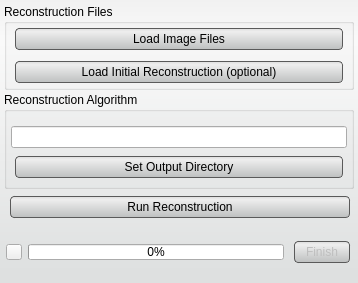
This is src/Interface/BackscatterReconstruction/ReconstructionToolInterface.ui in rblake/seg3d2 as Qt 5 draws it before an edit. The edited form follows.
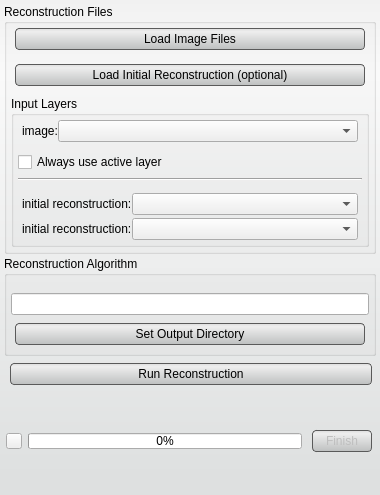
This is the edited form. Icons and pictures are not drawn. Custom widgets are drawn as their Qt base class.

Commit message: Add new GUI widgets to give user control over data and mask layers used in calibration and reconstruction. Reset imports in algorithm.

What changed in the file:
```diff
--- a/src/Interface/BackscatterReconstruction/ReconstructionToolInterface.ui
+++ b/src/Interface/BackscatterReconstruction/ReconstructionToolInterface.ui
@@ -6,8 +6,8 @@
    <rect>
     <x>0</x>
     <y>0</y>
-    <width>358</width>
-    <height>283</height>
+    <width>380</width>
+    <height>495</height>
    </rect>
   </property>
   <property name="windowTitle">
@@ -52,7 +52,7 @@
      <property name="minimumSize">
       <size>
        <width>0</width>
-       <height>32</height>
+       <height>250</height>
       </size>
      </property>
      <layout class="QHBoxLayout" name="horizontalLayout">
@@ -67,13 +67,13 @@
         <property name="minimumSize">
          <size>
           <width>0</width>
-          <height>86</height>
+          <height>250</height>
          </size>
         </property>
         <property name="maximumSize">
          <size>
           <width>16777215</width>
-          <height>86</height>
+          <height>250</height>
          </size>
         </property>
         <property name="title">
@@ -99,30 +99,234 @@
           <number>4</number>
          </property>
          <item>
-          <widget class="QPushButton" name="openDataButton">
-           <property name="minimumSize">
-            <size>
-             <width>0</width>
-             <height>30</height>
-            </size>
-           </property>
-           <property name="text">
-            <string>Load Image Files</string>
-           </property>
-          </widget>
-         </item>
-         <item>
-          <widget class="QPushButton" name="openLabelsButton">
-           <property name="minimumSize">
-            <size>
-             <width>0</width>
-             <height>30</height>
-            </size>
-           </property>
-           <property name="text">
-            <string>Load Initial Reconstruction (optional)</string>
-           </property>
-          </widget>
+          <layout class="QVBoxLayout" name="verticalLayout_4">
+           <item>
+            <widget class="QPushButton" name="openDataButton">
+             <property name="minimumSize">
+              <size>
+               <width>0</width>
+               <height>30</height>
+              </size>
+             </property>
+             <property name="text">
+              <string>Load Image Files</string>
+             </property>
+            </widget>
+           </item>
+           <item>
+            <widget class="QPushButton" name="openLabelsButton">
+             <property name="minimumSize">
+              <size>
+               <width>0</width>
+               <height>30</height>
+              </size>
+             </property>
+             <property name="text">
+              <string>Load Initial Reconstruction (optional)</string>
+             </property>
+            </widget>
+           </item>
+           <item>
+            <widget class="QGroupBox" name="input_groupbox_">
+             <property name="title">
+              <string>Input Layers</string>
+             </property>
+             <layout class="QVBoxLayout" name="verticalLayout_8">
+              <property name="spacing">
+               <number>6</number>
+              </property>
+              <property name="leftMargin">
+               <number>4</number>
+              </property>
+              <property name="topMargin">
+               <number>0</number>
+              </property>
+              <property name="rightMargin">
+               <number>4</number>
+              </property>
+              <property name="bottomMargin">
+               <number>4</number>
+              </property>
+              <item>
+               <widget class="QWidget" name="widget_11" native="true">
+                <property name="minimumSize">
+                 <size>
+                  <width>0</width>
+                  <height>30</height>
+                 </size>
+                </property>
+                <layout class="QHBoxLayout" name="horizontalLayout_8" stretch="1,10">
+                 <property name="spacing">
+                  <number>0</number>
+                 </property>
+                 <property name="leftMargin">
+                  <number>4</number>
+                 </property>
+                 <property name="topMargin">
+                  <number>0</number>
+                 </property>
+                 <property name="rightMargin">
+                  <number>4</number>
+                 </property>
+                 <property name="bottomMargin">
+                  <number>0</number>
+                 </property>
+                 <item>
+                  <widget class="QLabel" name="label_10">
+                   <property name="text">
+                    <string>image:</string>
+                   </property>
+                  </widget>
+                 </item>
+                 <item>
+                  <widget class="QtUtils::QtDropableComboBox" name="input_a_">
+                   <property name="sizePolicy">
+                    <sizepolicy hsizetype="Ignored" vsizetype="Fixed">
+                     <horstretch>0</horstretch>
+                     <verstretch>0</verstretch>
+                    </sizepolicy>
+                   </property>
+                  </widget>
+                 </item>
+                </layout>
+               </widget>
+              </item>
+              <item>
+               <widget class="QWidget" name="widget_12" native="true">
+                <property name="minimumSize">
+                 <size>
+                  <width>0</width>
+                  <height>20</height>
+                 </size>
+                </property>
+                <layout class="QHBoxLayout" name="horizontalLayout_10">
+                 <property name="spacing">
+                  <number>0</number>
+                 </property>
+                 <property name="margin">
+                  <number>0</number>
+                 </property>
+                 <item>
+                  <widget class="QCheckBox" name="use_active_layer_">
+                   <property name="enabled">
+                    <bool>true</bool>
+                   </property>
+                   <property name="minimumSize">
+                    <size>
+                     <width>0</width>
+                     <height>20</height>
+                    </size>
+                   </property>
+                   <property name="text">
+                    <string>Always use active layer</string>
+                   </property>
+                  </widget>
+                 </item>
+                </layout>
+               </widget>
+              </item>
+              <item>
+               <widget class="Line" name="line_2">
+                <property name="orientation">
+                 <enum>Qt::Horizontal</enum>
+                </property>
+               </widget>
+              </item>
+              <item>
+               <widget class="QWidget" name="widget_3" native="true">
+                <layout class="QVBoxLayout" name="verticalLayout_9">
+                 <property name="spacing">
+                  <number>0</number>
+                 </property>
+                 <property name="leftMargin">
+                  <number>4</number>
+                 </property>
+                 <property name="topMargin">
+                  <number>2</number>
+                 </property>
+                 <property name="rightMargin">
+                  <number>4</number>
+                 </property>
+                 <property name="bottomMargin">
+                  <number>2</number>
+                 </property>
+                 <item>
+                  <widget class="QWidget" name="widget_13" native="true">
+                   <property name="minimumSize">
+                    <size>
+                     <width>0</width>
+                     <height>30</height>
+                    </size>
+                   </property>
+                   <layout class="QHBoxLayout" name="horizontalLayout_11" stretch="1,10">
+                    <property name="spacing">
+                     <number>0</number>
+                    </property>
+                    <property name="margin">
+                     <number>0</number>
+                    </property>
+                    <item>
+                     <widget class="QLabel" name="label_11">
+                      <property name="text">
+                       <string>initial reconstruction:</string>
+                      </property>
+                     </widget>
+                    </item>
+                    <item>
+                     <widget class="QtUtils::QtDropableComboBox" name="input_b_">
+                      <property name="sizePolicy">
+                       <sizepolicy hsizetype="Ignored" vsizetype="Fixed">
+                        <horstretch>0</horstretch>
+                        <verstretch>0</verstretch>
+                       </sizepolicy>
+                      </property>
+                     </widget>
+                    </item>
+                   </layout>
+                  </widget>
+                 </item>
+                 <item>
+                  <widget class="QWidget" name="widget_14" native="true">
+                   <property name="minimumSize">
+                    <size>
+                     <width>0</width>
+                     <height>30</height>
+                    </size>
+                   </property>
+                   <layout class="QHBoxLayout" name="horizontalLayout_12" stretch="1,10">
+                    <property name="spacing">
+                     <number>0</number>
+                    </property>
+                    <property name="margin">
+                     <number>0</number>
+                    </property>
+                    <item>
+                     <widget class="QLabel" name="label_12">
+                      <property name="text">
+                       <string>initial reconstruction:</string>
+                      </property>
+                     </widget>
+                    </item>
+                    <item>
+                     <widget class="QtUtils::QtDropableComboBox" name="input_c_">
+                      <property name="sizePolicy">
+                       <sizepolicy hsizetype="Ignored" vsizetype="Fixed">
+                        <horstretch>0</horstretch>
+                        <verstretch>0</verstretch>
+                       </sizepolicy>
+                      </property>
+                     </widget>
+                    </item>
+                   </layout>
+                  </widget>
+                 </item>
+                </layout>
+               </widget>
+              </item>
+             </layout>
+            </widget>
+           </item>
+          </layout>
          </item>
         </layout>
        </widget>
@@ -377,6 +581,11 @@
    <header location="global">QtUtils/Widgets/QtSliderDoubleCombo.h</header>
    <container>1</container>
   </customwidget>
+  <customwidget>
+   <class>QtUtils::QtDropableComboBox</class>
+   <extends>QComboBox</extends>
+   <header location="global">QtUtils/Widgets/QtDropableComboBox.h</header>
+  </customwidget>
  </customwidgets>
  <resources>
   <include location="../../Resources/QtResources.qrc"/>
```
The commit also changes 17 other files.
